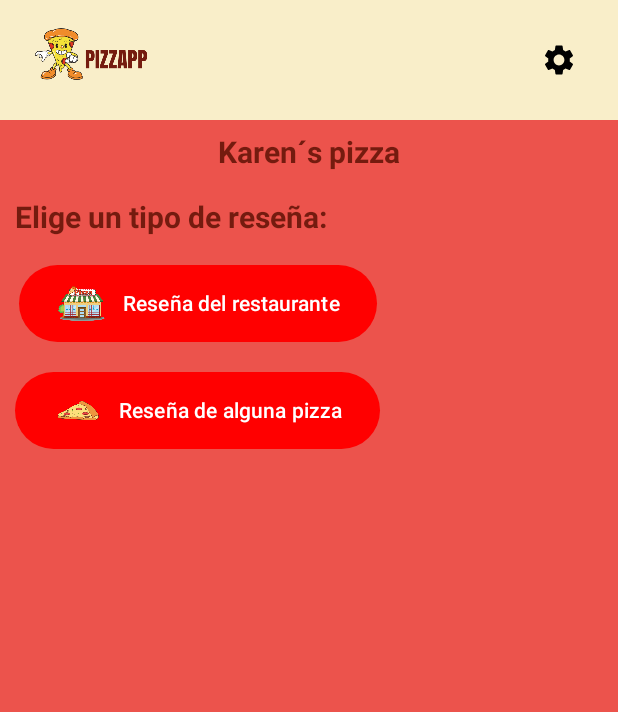
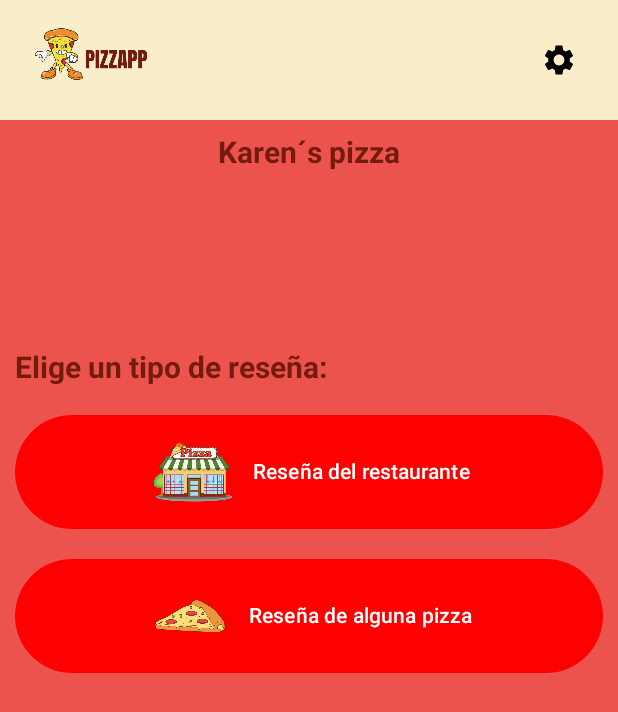
Before and after one commit to mayra-Sanchez/PizzApp, an Android app built with Jetpack Compose: the reviews screen opened through its navigation route, on a phone screen of 412 x 824 dp. Shown: the top 712 px of the screen. Run offline under Robolectric (Android 15) with nearby library versions, the phone set to English and light mode, and no system bars; our stand-ins replace Firebase (no records; nobody signed in at launch, a user with empty details on screens opened directly).

Commit message:
buttons in center

```diff
--- a/app/src/main/java/com/example/pizzapp/MainActivity.kt
+++ b/app/src/main/java/com/example/pizzapp/MainActivity.kt
@@ -30,7 +30,6 @@ import androidx.navigation.NavController
 import androidx.navigation.compose.NavHost
 import androidx.navigation.compose.composable
 import androidx.navigation.compose.rememberNavController
-import com.example.pizzapp.Screen.InfoRestaurant
 import com.example.pizzapp.Screen.InfoRestaurant
 import com.example.pizzapp.reviews.Reviews
 import com.example.pizzapp.screen.InitialScreen
--- a/app/src/main/java/com/example/pizzapp/reviews/Reviews.kt
+++ b/app/src/main/java/com/example/pizzapp/reviews/Reviews.kt
@@ -22,6 +22,7 @@ import androidx.compose.runtime.Composable
 import androidx.compose.ui.Alignment
 import androidx.compose.ui.Modifier
 import androidx.compose.ui.graphics.Color
+import androidx.compose.ui.layout.ContentScale
 import androidx.compose.ui.res.painterResource
 import androidx.compose.ui.text.TextStyle
 import androidx.compose.ui.text.font.FontWeight
@@ -48,12 +49,13 @@ fun Reviews(navController: NavController){
                 modifier = Modifier
                     .padding(10.dp)
                     .align(Alignment.CenterHorizontally))
-            Box(modifier = Modifier.fillMaxWidth()
-                .fillMaxHeight()){
+            Box(modifier = Modifier.fillMaxSize(),
+                contentAlignment = Alignment.Center){
                 Column(
-                    verticalArrangement = Arrangement.Center,
-                    horizontalAlignment = Alignment.CenterHorizontally
+                    horizontalAlignment = Alignment.CenterHorizontally,
+                    modifier = Modifier.fillMaxWidth()
                 ){
+                    Spacer(modifier = Modifier.height(100.dp))
                     Text(text = "Elige un tipo de reseña:",
                         style = TextStyle(fontWeight = FontWeight.Bold), fontSize = 20.sp,
                         color = Color(116,27,15),
@@ -62,7 +64,7 @@ fun Reviews(navController: NavController){
                             .align(Alignment.Start))
                     Button(onClick = { /*TODO*/ },
                         modifier = Modifier
-                            .padding(10.dp),
+                            .padding(10.dp).fillMaxWidth(),
                         colors = ButtonDefaults.buttonColors(containerColor = Color.Red)) {
                         Row(
                             verticalAlignment = Alignment.CenterVertically,
@@ -70,27 +72,30 @@ fun Reviews(navController: NavController){
                             Image(
                                 painter = painterResource(id = R.drawable.pizzapp__9_),
                                 contentDescription = null,
-                                modifier = Modifier.size(35.dp))
+                                modifier = Modifier.size(60.dp),
+                                contentScale = ContentScale.Fit )
                             Spacer(modifier = Modifier.width(10.dp))
                             Text(text = "Reseña del restaurante")
                         }
                     }
                         Button(onClick = { /*TODO*/ },
                             modifier = Modifier
-                            .padding(10.dp),
+                            .padding(10.dp).fillMaxWidth(),
                             colors = ButtonDefaults.buttonColors(containerColor = Color.Red)) {
                             Row(verticalAlignment = Alignment.CenterVertically,
                                 horizontalArrangement = Arrangement.Center){
                                 Image(
                                     painter = painterResource(id = R.drawable.pizzapp__8_),
                                     contentDescription = null,
-                                    modifier = Modifier.size(35.dp),
+                                    modifier = Modifier.size(60.dp),
+                                    contentScale = ContentScale.Fit
 
                                 )
                                 Spacer(modifier = Modifier.width(10.dp))
                                 Text(text = "Reseña de alguna pizza")
                             }
                         }
+                    Spacer(modifier = Modifier.weight(1f))
                 }
             }
         }
```
